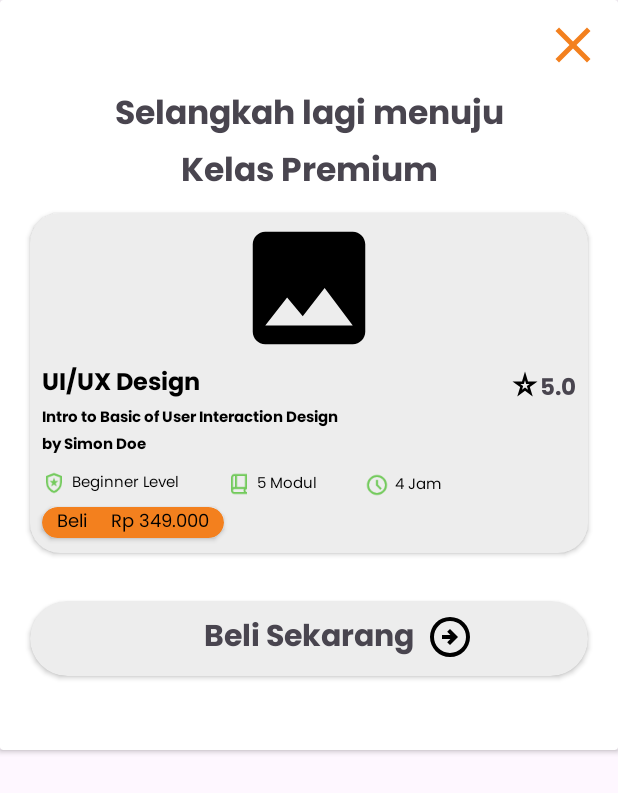
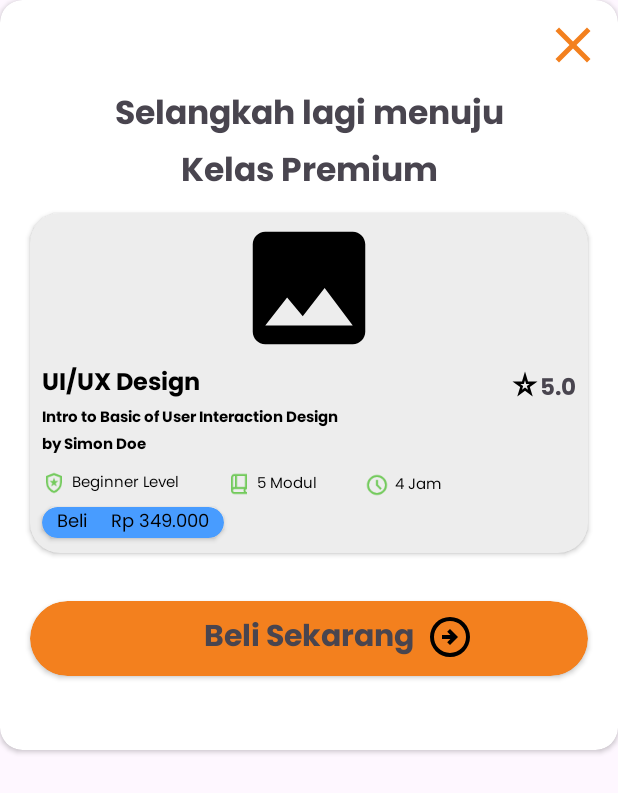
Before and after one commit to andika1720/Ideamy, an Android app: the layout fragment_detailcourse_botsheet_belicourse.xml on its own in the app's theme, with its tools: preview values and no code run, on a phone screen of 412 x 824 dp. Shown: the top 793 px of the screen. Run offline under Robolectric (Android 15) with nearby library versions, the light colour scheme and no system bars.

Commit message:
ui botsheet detail course buy premium class

```diff
--- a/app/src/main/res/drawable/arrow_back.xml
+++ b/app/src/main/res/drawable/arrow_back.xml
@@ -4,6 +4,6 @@
     android:viewportWidth="960"
     android:viewportHeight="960">
   <path
-      android:fillColor="@color/white"
+      android:fillColor="@color/orange"
       android:pathData="m313,520 l224,224 -57,56 -320,-320 320,-320 57,56 -224,224h487v80L313,520Z"/>
 </vector>
--- a/app/src/main/res/layout/fragment_detailcourse_botsheet_belicourse.xml
+++ b/app/src/main/res/layout/fragment_detailcourse_botsheet_belicourse.xml
@@ -3,6 +3,7 @@
     xmlns:app="http://schemas.android.com/apk/res-auto"
     xmlns:tools="http://schemas.android.com/tools"
     android:layout_width="match_parent"
+    app:cardCornerRadius="15dp"
     android:layout_height="500dp">
 
     <androidx.constraintlayout.widget.ConstraintLayout
@@ -197,7 +198,7 @@
                     android:layout_height="wrap_content"
                     android:layout_marginTop="8dp"
                     android:layout_marginBottom="10dp"
-                    android:backgroundTint="@color/orange"
+                    android:backgroundTint="#489CFF"
                     app:cardCornerRadius="50dp"
                     app:layout_constraintBottom_toBottomOf="parent"
                     app:layout_constraintStart_toStartOf="@+id/ic_level"
@@ -244,7 +245,7 @@
             android:layout_height="50dp"
             android:layout_marginHorizontal="10dp"
             android:layout_marginTop="32dp"
-            android:backgroundTint="#EDEDED"
+            android:backgroundTint="@color/orange"
             app:cardCornerRadius="50dp"
             app:layout_constraintEnd_toEndOf="parent"
             app:layout_constraintStart_toStartOf="parent"
```
